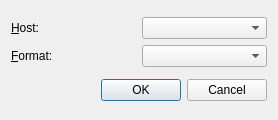
First picture: the form in rc/formatdlg.ui, repository guendto/abby, before the edit.
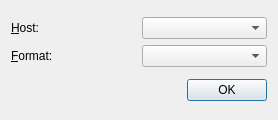
Second picture: the form after the edit.

Commit message: WIP: format dialog: remove Cancel.

```diff
--- a/rc/formatdlg.ui
+++ b/rc/formatdlg.ui
@@ -61,7 +61,7 @@
       <enum>Qt::Horizontal</enum>
      </property>
      <property name="standardButtons" >
-      <set>QDialogButtonBox::Cancel|QDialogButtonBox::Ok</set>
+      <set>QDialogButtonBox::Ok</set>
      </property>
     </widget>
    </item>
```
